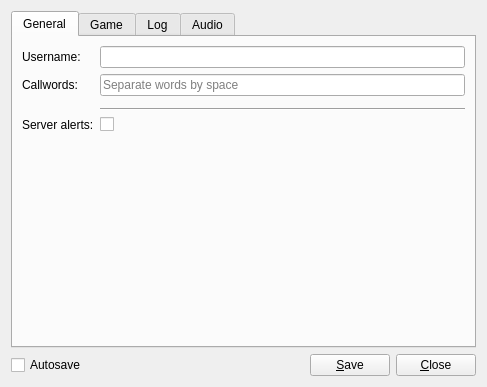
Above: res/ui/config_panel.ui from lambdcalculus/AO2-Client before the change. Below: the same form after it.
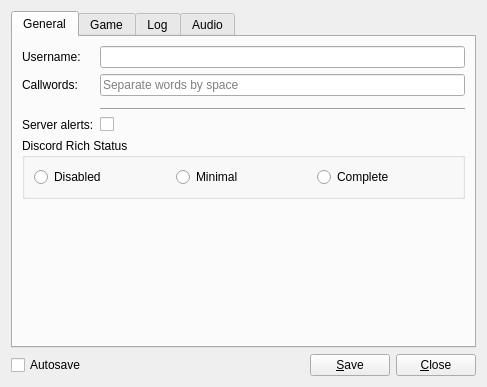
That is the form after the change. The open tabs and pages were chosen to show the change.

Commit message: Add config panel option for discord rich status style

Diff of the .ui file:
```diff
--- a/res/ui/config_panel.ui
+++ b/res/ui/config_panel.ui
@@ -29,7 +29,7 @@
    <item>
     <widget class="QTabWidget" name="tab_widget">
      <property name="currentIndex">
-      <number>3</number>
+      <number>0</number>
      </property>
      <widget class="QWidget" name="tab">
       <attribute name="title">
@@ -101,20 +101,43 @@
          </property>
         </widget>
        </item>
-       <item row="4" column="1">
-        <widget class="QCheckBox" name="server_alerts">
+       <item row="5" column="0" colspan="2">
+        <widget class="QGroupBox" name="groupBox">
          <property name="sizePolicy">
-          <sizepolicy hsizetype="Minimum" vsizetype="Minimum">
+          <sizepolicy hsizetype="Preferred" vsizetype="Preferred">
            <horstretch>0</horstretch>
            <verstretch>0</verstretch>
           </sizepolicy>
          </property>
-         <property name="text">
-          <string/>
+         <property name="title">
+          <string>Discord Rich Status</string>
          </property>
+         <layout class="QHBoxLayout" name="horizontalLayout">
+          <item>
+           <widget class="QRadioButton" name="discord_rich_presence_disabled">
+            <property name="text">
+             <string>Disabled</string>
+            </property>
+           </widget>
+          </item>
+          <item>
+           <widget class="QRadioButton" name="discord_rich_presence_minimal">
+            <property name="text">
+             <string>Minimal</string>
+            </property>
+           </widget>
+          </item>
+          <item>
+           <widget class="QRadioButton" name="discord_rich_presence_complete">
+            <property name="text">
+             <string>Complete</string>
+            </property>
+           </widget>
+          </item>
+         </layout>
         </widget>
        </item>
-       <item row="5" column="1">
+       <item row="6" column="1">
         <spacer name="verticalSpacer_2">
          <property name="orientation">
           <enum>Qt::Vertical</enum>
@@ -127,6 +150,19 @@
          </property>
         </spacer>
        </item>
+       <item row="4" column="1">
+        <widget class="QCheckBox" name="server_alerts">
+         <property name="sizePolicy">
+          <sizepolicy hsizetype="Minimum" vsizetype="Minimum">
+           <horstretch>0</horstretch>
+           <verstretch>0</verstretch>
+          </sizepolicy>
+         </property>
+         <property name="text">
+          <string/>
+         </property>
+        </widget>
+       </item>
       </layout>
      </widget>
      <widget class="QWidget" name="tab_2">
```
The commit also changes 5 other files.
